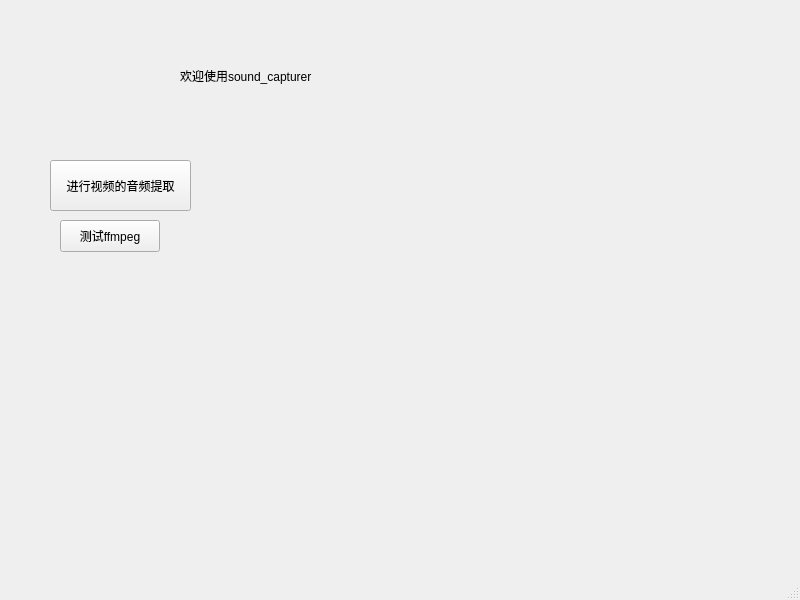
First picture: the form in mainwindow.ui, repository xyzlyz/audiolab, before the edit.
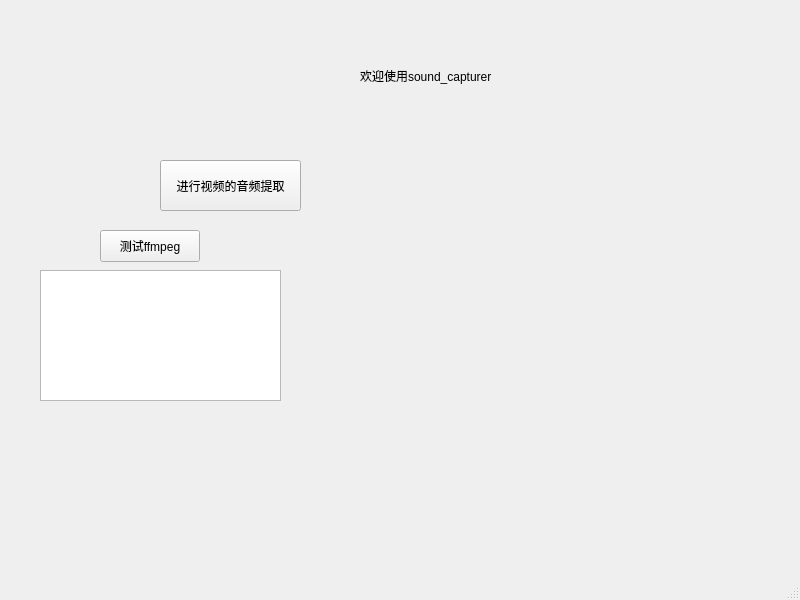
Second picture: the form after the edit.

Commit message: 修改窗口

The edit to the form file:
```diff
--- a/mainwindow.ui
+++ b/mainwindow.ui
@@ -17,7 +17,7 @@
    <widget class="QPushButton" name="To_audioextract">
     <property name="geometry">
      <rect>
-      <x>50</x>
+      <x>160</x>
       <y>160</y>
       <width>141</width>
       <height>51</height>
@@ -30,7 +30,7 @@
    <widget class="QLabel" name="label">
     <property name="geometry">
      <rect>
-      <x>180</x>
+      <x>360</x>
       <y>60</y>
       <width>171</width>
       <height>31</height>
@@ -43,8 +43,8 @@
    <widget class="QPushButton" name="To_ffmpeg_test">
     <property name="geometry">
      <rect>
-      <x>60</x>
-      <y>220</y>
+      <x>100</x>
+      <y>230</y>
       <width>100</width>
       <height>32</height>
      </rect>
@@ -53,6 +53,16 @@
      <string>测试ffmpeg</string>
     </property>
    </widget>
+   <widget class="QTextEdit" name="textEdit">
+    <property name="geometry">
+     <rect>
+      <x>40</x>
+      <y>270</y>
+      <width>241</width>
+      <height>131</height>
+     </rect>
+    </property>
+   </widget>
   </widget>
   <widget class="QMenuBar" name="menubar">
    <property name="geometry">
```
The commit also changes 2 other files.
